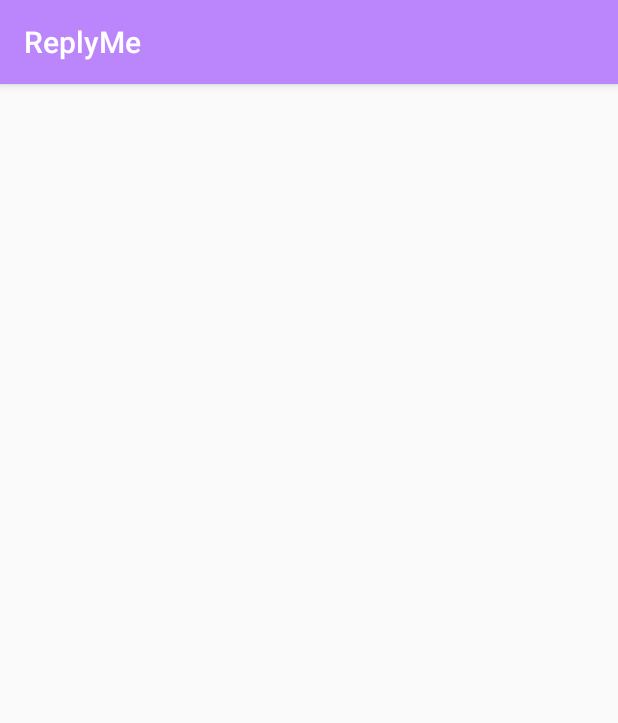
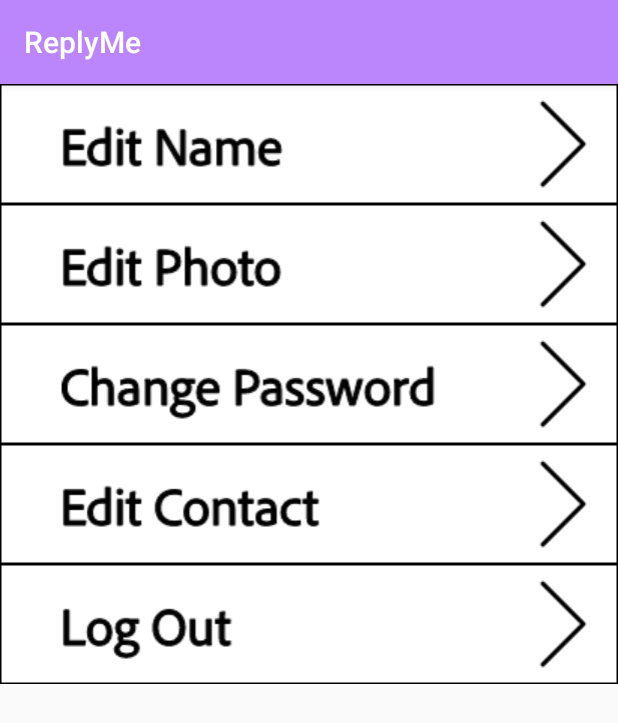
Before and after one commit to ReplyMee/ReplyMe-1, an Android app: the SettingsActivity screen opened directly, with no data from a screen before it, on a phone screen of 412 x 824 dp. Shown: the top 723 px of the screen. Run offline under Robolectric (Android 15) with nearby library versions, the light colour scheme and no system bars.

Commit message:
settings and profile changes

```diff
--- a/app/src/main/AndroidManifest.xml
+++ b/app/src/main/AndroidManifest.xml
@@ -11,7 +11,9 @@
         android:roundIcon="@mipmap/ic_launcher_round"
         android:supportsRtl="true"
         android:theme="@style/AppTheme">
-        <activity android:name=".SettingsActivity"></activity>
+        <activity android:name=".AnswersActivity"></activity>
+        <activity android:name=".QuestionsActivity" />
+        <activity android:name=".SettingsActivity" />
         <activity android:name=".ProfileActivity" />
         <activity android:name=".rePassword" />
         <activity android:name=".LoginActivity" />
--- a/app/src/main/res/layout/activity_settings.xml
+++ b/app/src/main/res/layout/activity_settings.xml
@@ -6,4 +6,49 @@
     android:layout_height="match_parent"
     tools:context=".SettingsActivity">
 
+    <Button
+        android:id="@+id/editName"
+        android:layout_width="0dp"
+        android:layout_height="80dp"
+        android:background="@drawable/editnamebtn"
+        app:layout_constraintEnd_toEndOf="parent"
+        app:layout_constraintHorizontal_bias="0.4"
+        app:layout_constraintStart_toStartOf="parent"
+        app:layout_constraintTop_toTopOf="parent" />
+
+    <Button
+        android:id="@+id/editPhoto"
+        android:layout_width="0dp"
+        android:layout_height="80dp"
+        android:background="@drawable/editphotobtn"
+        app:layout_constraintEnd_toEndOf="@+id/editName"
+        app:layout_constraintStart_toStartOf="@+id/editName"
+        app:layout_constraintTop_toBottomOf="@+id/editName" />
+
+    <Button
+        android:id="@+id/changePassword"
+        android:layout_width="0dp"
+        android:layout_height="80dp"
+        android:background="@drawable/changepasswordbtn"
+        app:layout_constraintEnd_toEndOf="parent"
+        app:layout_constraintStart_toStartOf="parent"
+        app:layout_constraintTop_toBottomOf="@+id/editPhoto" />
+
+    <Button
+        android:id="@+id/editContact"
+        android:layout_width="0dp"
+        android:layout_height="80dp"
+        android:background="@drawable/editcontactbtn"
+        app:layout_constraintEnd_toEndOf="parent"
+        app:layout_constraintStart_toStartOf="parent"
+        app:layout_constraintTop_toBottomOf="@+id/changePassword" />
+
+    <Button
+        android:id="@+id/logoutbtn"
+        android:layout_width="0dp"
+        android:layout_height="80dp"
+        android:background="@drawable/logoutbtn"
+        app:layout_constraintEnd_toEndOf="parent"
+        app:layout_constraintStart_toStartOf="parent"
+        app:layout_constraintTop_toBottomOf="@+id/editContact" />
 </androidx.constraintlayout.widget.ConstraintLayout>
--- a/app/src/main/res/layout/activity_upload.xml
+++ b/app/src/main/res/layout/activity_upload.xml
@@ -10,7 +10,7 @@
         android:id="@+id/questiontext"
         android:layout_width="326dp"
         android:layout_height="160dp"
-        android:layout_marginTop="150dp"
+        android:layout_marginTop="200dp"
         android:ems="10"
         android:hint="Question"
         android:inputType="textPersonName"
```
Also changed, not shown: app/src/main/java/com/gtu/replyme/ProfileActivity.kt (+6 -2 lines), app/src/main/res/layout/activity_profile.xml (+5 -5 lines).
